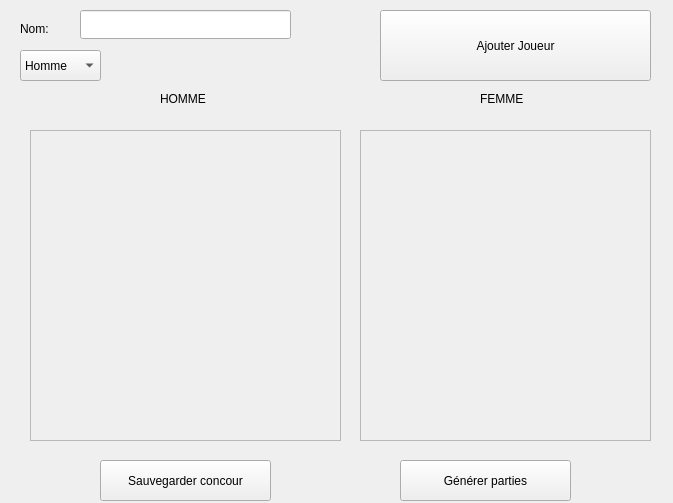
Qt form form.ui (LeVirus/Concour) before a commit.
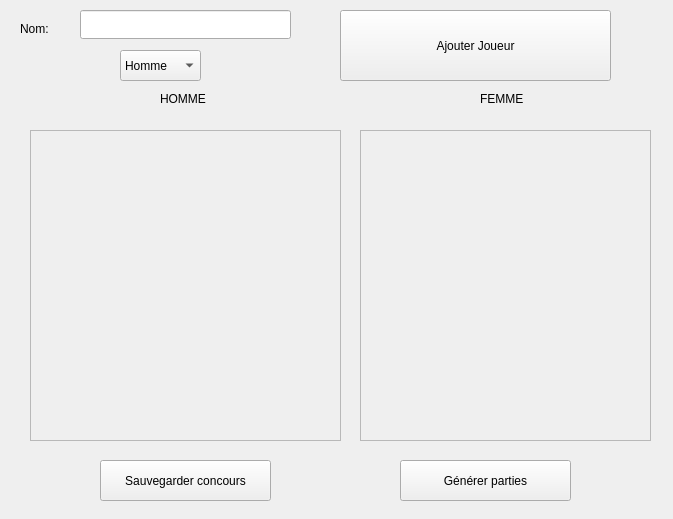
The same form after that commit.

Commit message: Open file for loading concours. Close flow after use.

Patch:
```diff
--- a/form.ui
+++ b/form.ui
@@ -7,7 +7,7 @@
     <x>0</x>
     <y>0</y>
     <width>673</width>
-    <height>503</height>
+    <height>519</height>
    </rect>
   </property>
   <property name="windowTitle">
@@ -16,7 +16,7 @@
   <widget class="QPushButton" name="pushButton">
    <property name="geometry">
     <rect>
-     <x>380</x>
+     <x>340</x>
      <y>10</y>
      <width>271</width>
      <height>71</height>
@@ -117,7 +117,7 @@
   <widget class="QComboBox" name="comboBox">
    <property name="geometry">
     <rect>
-     <x>20</x>
+     <x>120</x>
      <y>50</y>
      <width>81</width>
      <height>31</height>
@@ -229,7 +229,7 @@
     </rect>
    </property>
    <property name="text">
-    <string>Sauvegarder concour</string>
+    <string>Sauvegarder concours</string>
    </property>
   </widget>
   <widget class="QPushButton" name="pushButton_3">
```
The commit also changes 5 other files.
